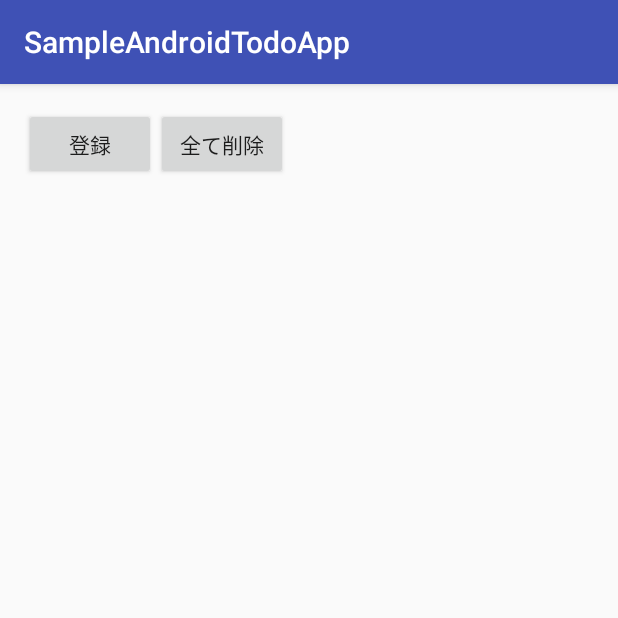
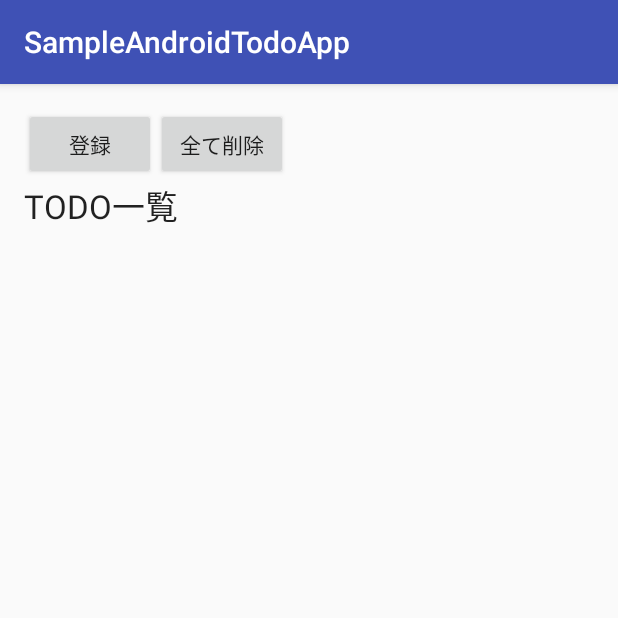
Before and after one commit to YutaKosuki/SampleAndroidTodoApp, an Android app: the screen it shows after launch (MainActivity), on a phone screen of 412 x 824 dp, the top half of it. Run offline under Robolectric (Android 15) with nearby library versions, the phone set to English and light mode, and no system bars.

Commit message:
メインページのレイアウト調整

```diff
--- a/app/src/main/res/layout/activity_main.xml
+++ b/app/src/main/res/layout/activity_main.xml
@@ -25,14 +25,23 @@
             android:layout_height="wrap_content"
             android:text="@string/btn_all_delete"
             android:id="@+id/btn_all_delete" />
+
     </LinearLayout>
+
+    <TextView
+        android:layout_width="match_parent"
+        android:layout_height="wrap_content"
+        android:id="@+id/todo_index"
+        android:layout_below="@+id/linearLayout"
+        android:text="TODO一覧"
+        android:textAppearance="?android:attr/textAppearanceLarge"/>
 
     <ListView
         android:layout_width="wrap_content"
         android:layout_height="wrap_content"
         android:id="@+id/listView"
         android:layout_centerHorizontal="true"
-        android:layout_below="@+id/linearLayout" />
+        android:layout_below="@+id/todo_index" />
 
 
 </RelativeLayout>
--- a/app/src/main/res/layout/listitembook.xml
+++ b/app/src/main/res/layout/listitembook.xml
@@ -6,7 +6,8 @@
     <TextView
         android:id="@+id/todo_title"
         android:layout_width="wrap_content"
-        android:layout_height="wrap_content" />
+        android:layout_height="wrap_content"
+        android:textAppearance="?android:attr/textAppearanceMedium"/>
 
 
 </LinearLayout>
```
